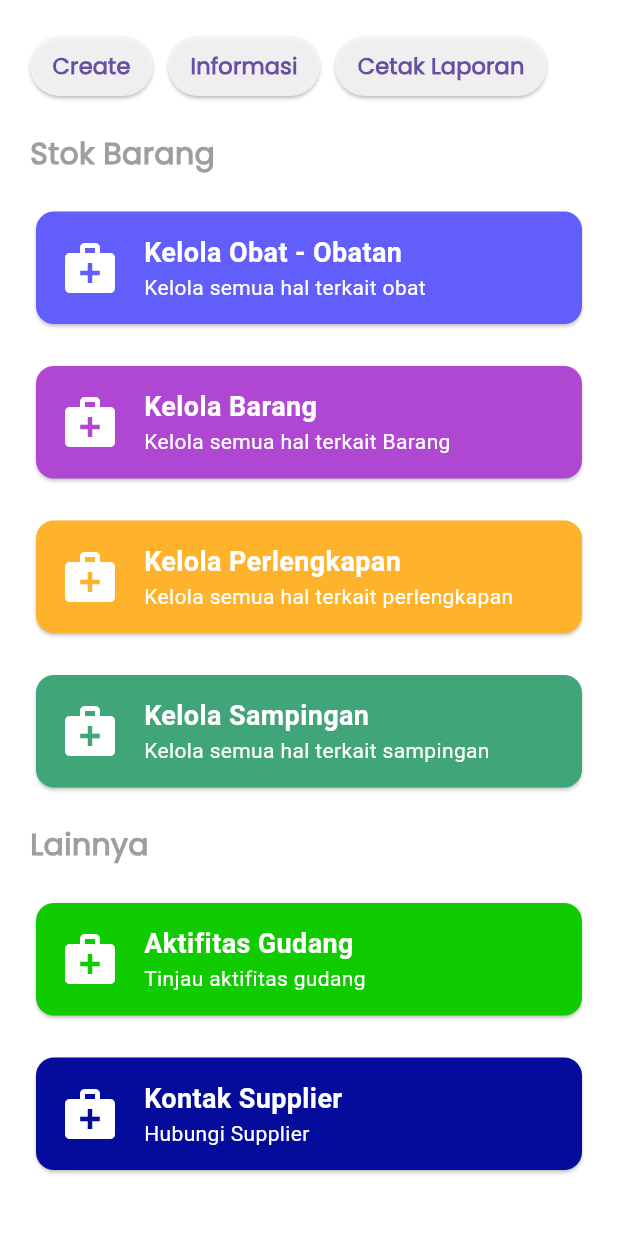
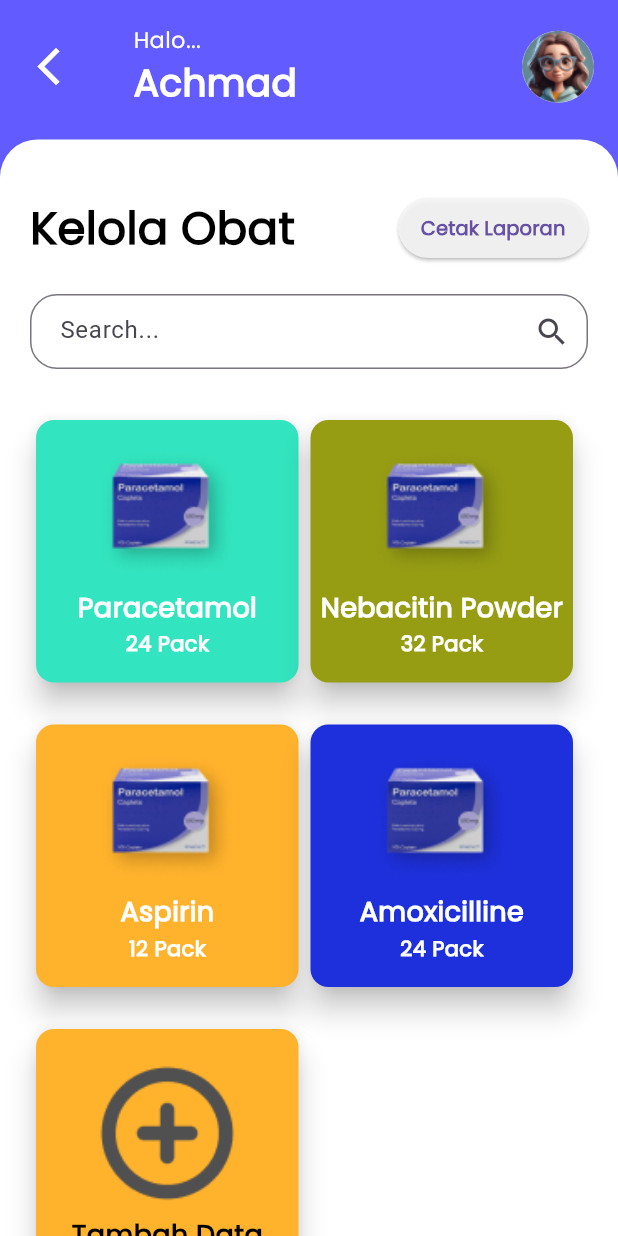
Before and after one commit to RockieBoy/apotek-cirea, a Flutter app: the Dashboard screen opened directly, scrolled down 171 dp, after a tap on "Kelola Obat - Obatan", on a phone screen of 412 x 824 dp. Run offline on Flutter 3.47's test engine with Material 3 defaults, Android fonts, the phone set to English and light mode, and no system bars.

Commit message:
add: kelola obat

```diff
--- a/lib/Dashboard.dart
+++ b/lib/Dashboard.dart
@@ -2,6 +2,7 @@
 import 'package:flutter/material.dart';
 import 'package:flutter/widgets.dart';
 import 'package:mobile_app_apotik_cirea/auth/FirstPage.dart';
+import 'package:mobile_app_apotik_cirea/KelolaObat.dart';
 
 class Dashboard extends StatelessWidget {
   Dashboard({super.key});
@@ -226,13 +227,18 @@
                   const SizedBox(height: 20),
                   Center(
                     child: Card(
+                      elevation: 8,
                       color: const Color.fromRGBO(97, 94, 252, 1),
                       clipBehavior: Clip.hardEdge,
                       child: InkWell(
                         borderRadius: BorderRadius.circular(16),
                         splashColor: Colors.blueGrey,
-                        onTap: () {},
-
+                        onTap: () {
+                          Navigator.push(context,
+                          MaterialPageRoute(builder: (context) {
+                          return KelolaObat();
+                          }));
+                        },
                         child: const SizedBox(
                           width: 600,
                           height: 75,
@@ -276,6 +282,7 @@
                   const SizedBox(height: 20),
                   Center(
                     child: Card(
+                      elevation: 8,
                       color: const Color.fromRGBO(175, 71, 210, 1),
                       clipBehavior: Clip.hardEdge,
                       child: InkWell(
@@ -324,6 +331,7 @@
                   const SizedBox(height: 20),
                   Center(
                     child: Card(
+                      elevation: 8,
                       color: const Color.fromRGBO(255, 178, 44, 1),
                       clipBehavior: Clip.hardEdge,
                       child: InkWell(
@@ -372,6 +380,7 @@
                   const SizedBox(height: 20),
                   Center(
                     child: Card(
+                      elevation: 8,
                       color:const Color.fromRGBO(64, 165, 120, 1),
                       clipBehavior: Clip.hardEdge,
                       child: InkWell(
@@ -430,6 +439,7 @@
                   const SizedBox(height: 20,),
                   Center(
                     child: Card(
+                      elevation: 8,
                       color: const Color.fromRGBO(16, 203, 0, 1),
                       clipBehavior: Clip.hardEdge,
                       child: InkWell(
@@ -478,6 +488,7 @@
                   const SizedBox(height: 20,),
                   Center(
                     child: Card(
+                      elevation: 8,
                       color:const Color.fromRGBO(5, 12, 156, 1),
                       clipBehavior: Clip.hardEdge,
                       child: InkWell(
--- /dev/null
+++ b/lib/KelolaObat.dart
@@ -0,0 +1,448 @@
+import 'package:flutter/cupertino.dart';
+import 'package:flutter/material.dart';
+import 'package:flutter/widgets.dart';
+
+class KelolaObat extends StatelessWidget {
+  KelolaObat({super.key});
+
+  @override
+  Widget build(BuildContext context) {
+    return Scaffold(
+      backgroundColor: const Color(0xFF625BFF),
+      body: SingleChildScrollView(
+        child: Column(
+          children: <Widget>[
+            // buat bagian atasnya atau appbar nya
+            Container(
+              color: const Color(0xFF625BFF),
+              padding: const EdgeInsets.fromLTRB(16, 16, 16, 0),
+              child: Column(
+                crossAxisAlignment: CrossAxisAlignment.start,
+                children: <Widget>[
+                  SafeArea(
+                      child: Row(
+                    mainAxisAlignment: MainAxisAlignment.spaceBetween,
+                    children: <Widget>[
+                      Column(
+                        children: [
+                          Row(
+                            children: [
+                              IconButton(
+                                  onPressed: () {
+                                    Navigator.pop(context);
+                                  },
+                                  icon: const Icon(
+                                    Icons.arrow_back_ios,
+                                    color: Colors.white,
+                                    size: 30,
+                                  )),
+                              const SizedBox(width: 25),
+                              const Column(
+                                crossAxisAlignment: CrossAxisAlignment.start,
+                                children: <Widget>[
+                                  Row(
+                                    children: [
+                                      Text(
+                                        "Halo...",
+                                        style: TextStyle(
+                                            color: Colors.white,
+                                            fontFamily: "Poppins",
+                                            fontWeight: FontWeight.w200,
+                                            fontSize: 15),
+                                      )
+                                    ],
+                                  ),
+                                  Row(
+                                    children: [
+                                      Text("Achmad",
+                                          style: TextStyle(
+                                              color: Colors.white,
+                                              fontFamily: "Poppins",
+                                              fontWeight: FontWeight.w900,
+                                              fontSize: 25))
+                                    ],
+                                  )
+                                ],
+                              ),
+                            ],
+                          )
+                        ],
+                      ),
+                      const Column(
+                        children: [
+                          CircleAvatar(
+                            backgroundImage:
+                                AssetImage("assets/image/profile.png"),
+                            radius: 24,
+                          )
+                        ],
+                      ),
+                    ],
+                  )),
+                  const SizedBox(
+                    height: 20,
+                  ),
+                  Container(),
+                ],
+              ),
+            ),
+            // buat bagian atasnya atau appbar nya (end)
+
+            Container(
+              padding: const EdgeInsets.all(20.0),
+              decoration: const BoxDecoration(
+                color: Colors.white,
+                borderRadius: BorderRadius.vertical(top: Radius.circular(25.0)),
+              ),
+              child: Column(
+                crossAxisAlignment: CrossAxisAlignment.start,
+                children: <Widget>[
+                  const SizedBox(
+                    height: 15,
+                  ),
+                  Row(
+                    mainAxisAlignment: MainAxisAlignment.spaceBetween,
+                    children: [
+                      const Text(
+                        'Kelola Obat',
+                        style: TextStyle(
+                          fontFamily: "Poppins",
+                          fontSize: 30,
+                          fontWeight: FontWeight.bold,
+                          color: Colors.black,
+                        ),
+                      ),
+                      ElevatedButton(
+                          onPressed: () {},
+                          style: ElevatedButton.styleFrom(
+                            backgroundColor:
+                                const Color.fromARGB(228, 245, 245, 245),
+                            padding: const EdgeInsets.symmetric(
+                                horizontal: 15, vertical: 5),
+                          ),
+                          child: const Text("Cetak Laporan",
+                              style: TextStyle(
+                                  fontFamily: "Poppins",
+                                  fontSize: 13,
+                                  fontWeight: FontWeight.w900))),
+                    ],
+                  ),
+                  const SizedBox(height: 20),
+                  SizedBox(
+                    height: 50,
+                    child: TextField(
+                      decoration: InputDecoration(
+                        border: OutlineInputBorder(
+                          borderRadius: BorderRadius.circular(18.0),
+                        ),
+                        hintText: 'Search...',
+                        suffixIcon: const Icon(Icons.search),
+                        contentPadding: EdgeInsets.symmetric(
+                            vertical: 14.0, horizontal: 16.0),
+                      ),
+                    ),
+                  ),
+                  const SizedBox(
+                    height: 30,
+                  ),
+                  Container(
+                    child: Column(
+                      children: [
+                        Row(
+                          children: [
+                            Card(
+                              elevation: 8,
+                              color: const Color.fromRGBO(50, 228, 191, 1),
+                              clipBehavior: Clip.hardEdge,
+                              child: InkWell(
+                                  borderRadius: BorderRadius.circular(25),
+                                  splashColor: Colors.blueGrey,
+                                  onTap: () {},
+                                  child: SizedBox(
+                                    width: 175,
+                                    height: 175,
+                                    child: Column(
+                                      mainAxisAlignment:
+                                          MainAxisAlignment.center,
+                                      crossAxisAlignment:
+                                          CrossAxisAlignment.center,
+                                      children: [
+                                        const ClipRRect(
+                                          borderRadius: BorderRadius.only(
+                                            topLeft: Radius.circular(25),
+                                            topRight: Radius.circular(25),
+                                          ),
+                                        ),
+                                        Image.asset(
+                                            'assets/image/paracetamol.png',
+                                            width: 100,
+                                            fit: BoxFit.cover),
+                                        const Padding(
+                                          padding: EdgeInsets.all(1),
+                                          child: Text(
+                                            'Paracetamol',
+                                            style: TextStyle(
+                                              fontSize: 18.0,
+                                              fontFamily: "Poppins",
+                                              fontWeight: FontWeight.bold,
+                                              color: Colors.white,
+                                            ),
+                                          ),
+                                        ),
+                                        const Padding(
+                                          padding: EdgeInsets.symmetric(
+                                              horizontal: 8.0),
+                                          child: Text(
+                                            '24 Pack',
+                                            style: TextStyle(
+                                              fontFamily: "Poppins",
+                                              fontWeight: FontWeight.w900,
+                                              fontSize: 14.0,
+                                              color: Colors.white,
+                                            ),
+                                          ),
+                                        ),
+                                      ],
+                                    ),
+                                  )),
+                            ),
+                            Card(
+                              elevation: 8,
+                              color: const Color.fromRGBO(150, 157, 19, 1),
+                              clipBehavior: Clip.hardEdge,
+                              child: InkWell(
+                                  borderRadius: BorderRadius.circular(25),
+                                  splashColor: Colors.blueGrey,
+                                  onTap: () {},
+                                  child: SizedBox(
+                                    width: 175,
+                                    height: 175,
+                                    child: Column(
+                                      mainAxisAlignment:
+                                          MainAxisAlignment.center,
+                                      crossAxisAlignment:
+                                          CrossAxisAlignment.center,
+                                      children: [
+                                        const ClipRRect(
+                                          borderRadius: BorderRadius.only(
+                                            topLeft: Radius.circular(25),
+                                            topRight: Radius.circular(25),
+                                          ),
+                                        ),
+                                        Image.asset(
+                                            'assets/image/paracetamol.png',
+                                            width: 100,
+                                            fit: BoxFit.cover),
+                                        const Padding(
+                                          padding: EdgeInsets.all(1),
+                                          child: Text(
+                                            'Nebacitin Powder',
+                                            style: TextStyle(
+                                              fontSize: 18.0,
+                                              fontFamily: "Poppins",
+                                              fontWeight: FontWeight.bold,
+                                              color: Colors.white,
+                                            ),
+                                          ),
+                                        ),
+                                        const Padding(
+                                          padding: EdgeInsets.symmetric(
+                                              horizontal: 8.0),
+                                          child: Text(
+                                            '32 Pack',
+                                            style: TextStyle(
+                                              fontFamily: "Poppins",
+                                              fontWeight: FontWeight.w900,
+                                              fontSize: 14.0,
+                                              color: Colors.white,
+                                            ),
+                                          ),
+                                        ),
+                                      ],
+                                    ),
+                                  )),
+                            ),
+                          ],
+                        ),
+                        const SizedBox(
+                          height: 20,
+                        ),
+                        Row(
+                          children: [
+                            Card(
+                              elevation: 8,
+                              color: const Color.fromRGBO(255, 178, 44, 1),
+                              clipBehavior: Clip.hardEdge,
+                              child: InkWell(
+                                  borderRadius: BorderRadius.circular(25),
+                                  splashColor: Colors.blueGrey,
+                                  onTap: () {},
+                                  child: SizedBox(
+                                    width: 175,
+                                    height: 175,
+                                    child: Column(
+                                      mainAxisAlignment:
+                                          MainAxisAlignment.center,
+                                      crossAxisAlignment:
+                                          CrossAxisAlignment.center,
+                                      children: [
+                                        const ClipRRect(
+                                          borderRadius: BorderRadius.only(
+                                            topLeft: Radius.circular(25),
+                                            topRight: Radius.circular(25),
+                                          ),
+                                        ),
+                                        Image.asset(
+                                            'assets/image/paracetamol.png',
+                                            width: 100,
+                                            fit: BoxFit.cover),
+                                        const Padding(
+                                          padding: EdgeInsets.all(1),
+                                          child: Text(
+                                            'Aspirin',
+                                            style: TextStyle(
+                                              fontSize: 18.0,
+                                              fontFamily: "Poppins",
+                                              fontWeight: FontWeight.bold,
+                                              color: Colors.white,
+                                            ),
+                                          ),
+                                        ),
+                                        const Padding(
+                                          padding: EdgeInsets.symmetric(
+                                              horizontal: 8.0),
+                                          child: Text(
+                                            '12 Pack',
+                                            style: TextStyle(
+                                              fontFamily: "Poppins",
+                                              fontWeight: FontWeight.w900,
+                                              fontSize: 14.0,
+                                              color: Colors.white,
+                                            ),
+                                          ),
+                                        ),
+                                      ],
+                                    ),
+                                  )),
+                            ),
+                            Card(
+                              elevation: 8,
+                              color: const Color.fromRGBO(29, 48, 219, 1),
+                              clipBehavior: Clip.hardEdge,
+                              child: InkWell(
+                                  borderRadius: BorderRadius.circular(25),
+                                  splashColor: Colors.blueGrey,
+                                  onTap: () {},
+                                  child: SizedBox(
+                                    width: 175,
+                                    height: 175,
+                                    child: Column(
+                                      mainAxisAlignment:
+                                          MainAxisAlignment.center,
+                                      crossAxisAlignment:
+                                          CrossAxisAlignment.center,
+                                      children: [
+                                        const ClipRRect(
+                                          borderRadius: BorderRadius.only(
+                                            topLeft: Radius.circular(25),
+                                            topRight: Radius.circular(25),
+                                          ),
+                                        ),
+                                        Image.asset(
+                                            'assets/image/paracetamol.png',
+                                            width: 100,
+                                            fit: BoxFit.cover),
+                                        const Padding(
+                                          padding: EdgeInsets.all(1),
+                                          child: Text(
+                                            'Amoxicilline',
+                                            style: TextStyle(
+                                              fontSize: 18.0,
+                                              fontFamily: "Poppins",
+                                              fontWeight: FontWeight.bold,
+                                              color: Colors.white,
+                                            ),
+                                          ),
+                                        ),
+                                        const Padding(
+                                          padding: EdgeInsets.symmetric(
+                                              horizontal: 8.0),
+                                          child: Text(
+                                            '24 Pack',
+                                            style: TextStyle(
+                                              fontFamily: "Poppins",
+                                              fontWeight: FontWeight.w900,
+                                              fontSize: 14.0,
+                                              color: Colors.white,
+                                            ),
+                                          ),
+                                        ),
+                                      ],
+                                    ),
+                                  )),
+                            ),
+                          ],
+                        ),
+                        const SizedBox(
+                          height: 20,
+                        ),
+                        Row(
+                          children: [
+                            Card(
+                              elevation: 8,
+                              color: const Color.fromRGBO(255, 178, 44, 1),
+                              clipBehavior: Clip.hardEdge,
+                              child: InkWell(
+                                  borderRadius: BorderRadius.circular(25),
+                                  splashColor: Colors.blueGrey,
+                                  onTap: () {},
+                                  child: SizedBox(
+                                    width: 175,
+                                    height: 175,
+                                    child: Column(
+                                      mainAxisAlignment:
+                                          MainAxisAlignment.center,
+                                      crossAxisAlignment:
+                                          CrossAxisAlignment.center,
+                                      children: [
+                                        const ClipRRect(
+                                          borderRadius: BorderRadius.only(
+                                            topLeft: Radius.circular(25),
+                                            topRight: Radius.circular(25),
+                                          ),
+                                        ),
+                                        Image.asset(
+                                            'assets/image/circleplus.png',
+                                            width: 100,
+                                            fit: BoxFit.cover),
+                                        const Padding(
+                                          padding: EdgeInsets.all(5),
+                                          child: Text(
+                                            'Tambah Data',
+                                            style: TextStyle(
+                                              fontSize: 18.0,
+                                              fontFamily: "Poppins",
+                                              fontWeight: FontWeight.bold,
+                                              color: Color.fromRGBO(0, 0, 0, 1),
+                                            ),
+                                          ),
+                                        ),
+
+                                      ],
+                                    ),
+                                  )),
+                            ),
+                          ],
+                        ),
+                      ],
+                    ),
+                  )
+                ],
+              ),
+            ),
+          ],
+        ),
+      ),
+    );
+  }
+}
```
Also changed, not shown: assets/image/circleplus.png (added), assets/image/paracetamol.png (added).
